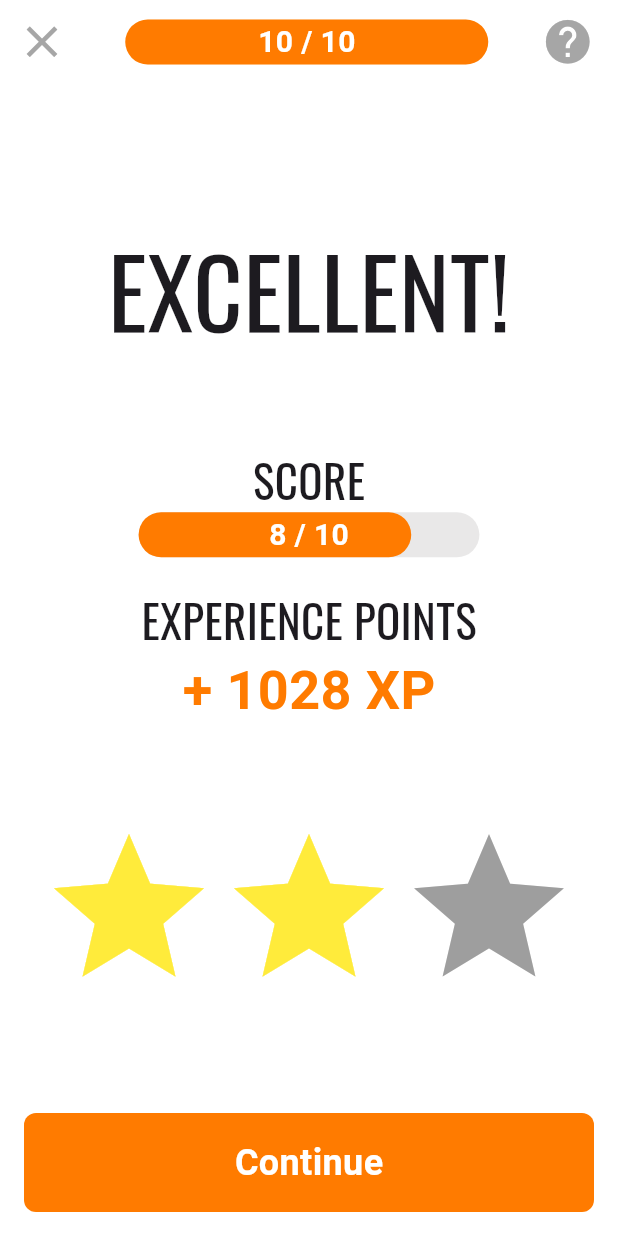
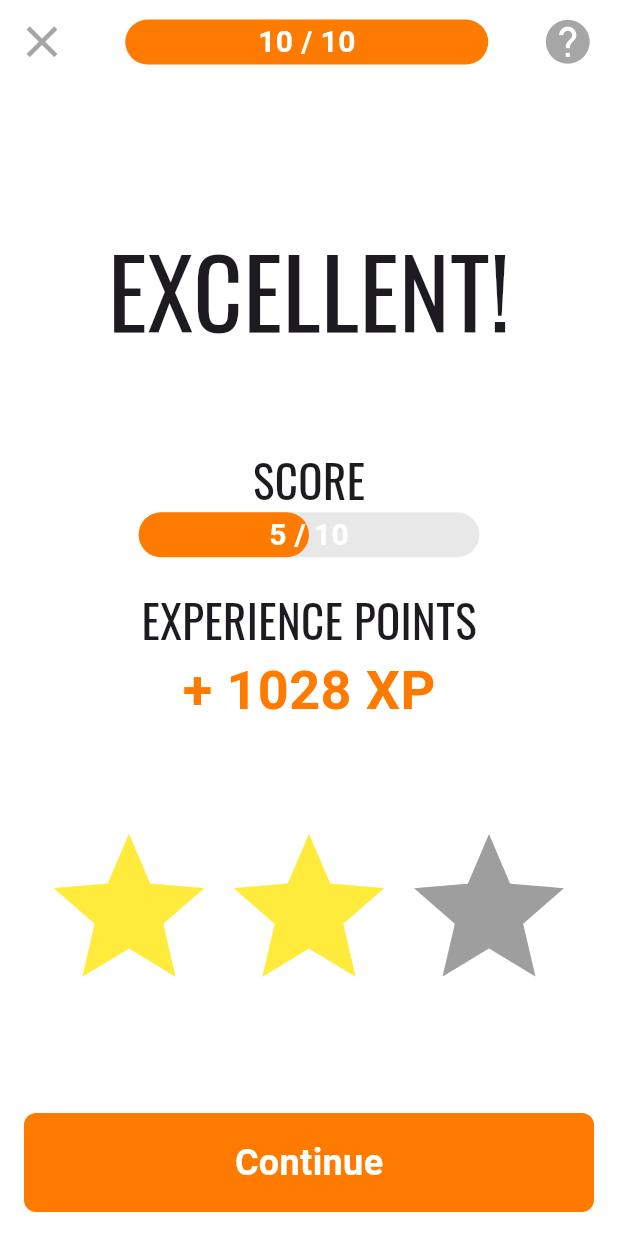
Before and after one commit to joaquingalang/diction-dash, a Flutter app: the ComprehensionScreen screen opened directly, after a tap on "enjoyed the view", on a phone screen of 412 x 824 dp. Run offline on Flutter 3.47's test engine with Material 3 defaults, Android fonts, the phone set to English and light mode, and no system bars; drawn by our look-alikes of percent_indicator; our stand-ins replace cloud_firestore, confetti, firebase_auth, firebase_core, rflutter_alert; accounts and stored records are empty; generated files the repository leaves out were written again; project files that could hold a hidden picture were left out.

Commit message:
Updated end game screen paramters

```diff
--- a/lib/screens/minigame/comprehension/comprehension_screen.dart
+++ b/lib/screens/minigame/comprehension/comprehension_screen.dart
@@ -22,7 +22,7 @@ class ComprehensionScreen extends StatelessWidget {
     Navigator.push(
       context,
       MaterialPageRoute(
-        builder: (context) => EndGameScreen(),
+        builder: (context) => EndGameScreen(score: 5, maxScore: 10),
       ),
     );
   }
--- a/lib/screens/minigame/end_game_screen.dart
+++ b/lib/screens/minigame/end_game_screen.dart
@@ -1,7 +1,7 @@
 import 'package:flutter/material.dart';
 import 'package:diction_dash/utils/constants.dart';
 import 'package:confetti/confetti.dart';
-import 'package:diction_dash/screens/home_screen.dart';
+import 'package:diction_dash/screens/authentication/auth_manager.dart';
 import 'package:diction_dash/widgets/progress_bars/question_bar.dart';
 import 'package:diction_dash/widgets/progress_bars/score_bar.dart';
 import 'package:diction_dash/widgets/buttons/rounded_rectangle_button.dart';
@@ -9,7 +9,10 @@ import 'package:diction_dash/widgets/buttons/rounded_rectangle_button.dart';
 // TODO: Add success or fail audio clips
 
 class EndGameScreen extends StatefulWidget {
-  const EndGameScreen({super.key});
+  const EndGameScreen({super.key, required this.maxScore, required this.score});
+
+  final int maxScore;
+  final int score;
 
   @override
   State<EndGameScreen> createState() => _EndGameScreenState();
@@ -90,7 +93,7 @@ class _EndGameScreenState extends State<EndGameScreen> {
                   children: [
                     // Score
                     Text('SCORE', style: kOswaldMedium),
-                    ScoreBar(score: 8, maxScore: 10),
+                    ScoreBar(score: widget.score, maxScore: widget.maxScore),
 
                     // Offset
                     SizedBox(height: 20),
@@ -118,11 +121,12 @@ class _EndGameScreenState extends State<EndGameScreen> {
                 Padding(
                   padding: const EdgeInsets.all(8),
                   child: RoundedRectangleButton(
-                    onPressed: () => Navigator.push(
-                      context,
+                    onPressed: () => // Return To AuthManager Without Route History
+                    Navigator.of(context).pushAndRemoveUntil(
                       MaterialPageRoute(
-                        builder: (context) => HomeScreen(),
+                        builder: (context) => AuthManager(),
                       ),
+                          (Route<dynamic> route) => false,
                     ),
                     child: Center(
                       child: Text('Continue', style: kButtonTextStyle),
--- a/lib/screens/minigame/spelling/spelling_screen.dart
+++ b/lib/screens/minigame/spelling/spelling_screen.dart
@@ -23,7 +23,7 @@ class SpellingScreen extends StatelessWidget {
     Navigator.push(
       context,
       MaterialPageRoute(
-        builder: (context) => EndGameScreen(),
+        builder: (context) => EndGameScreen(score: 5, maxScore: 10),
       ),
     );
   }
--- a/lib/screens/minigame/vocabulary/vocabulary_screen.dart
+++ b/lib/screens/minigame/vocabulary/vocabulary_screen.dart
@@ -22,7 +22,7 @@ class VocabularyScreen extends StatelessWidget {
     Navigator.push(
       context,
       MaterialPageRoute(
-        builder: (context) => EndGameScreen(),
+        builder: (context) => EndGameScreen(score: 5, maxScore: 10),
       ),
     );
   }
```
